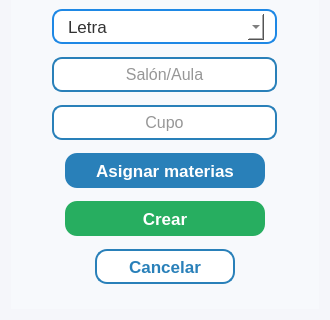
Before: the Qt Designer form resources/ui/crear_seccion.ui in Proyecto-Uptjaa/Proyecto_SIRA, drawn with Qt 5; both pictures show x 0 to 330 and y 148 to 468 of the 330 by 468 pixel window.
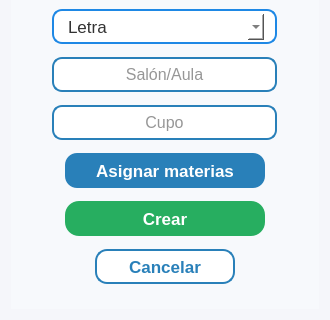
After: the same form once the commit is applied. Icons and pictures are not drawn.

What changed in the file:
```diff
--- a/resources/ui/crear_seccion.ui
+++ b/resources/ui/crear_seccion.ui
@@ -547,7 +547,16 @@
          <enum>Qt::LayoutDirection::LeftToRight</enum>
         </property>
         <property name="styleSheet">
-         <string notr="true">background-color: #27ae60;</string>
+         <string notr="true">QPushButton {
+	background-color: #27ae60;
+    color: #FFFFFF;
+    border: none;
+    padding: 6px 6px;
+    border-radius: 14px;
+}
+QPushButton:hover {
+	background-color: rgb(30, 124, 70);
+}</string>
         </property>
         <property name="text">
          <string>Crear</string>
```
Left out of the diff: 7 changed lines with no effect on the pictures.
